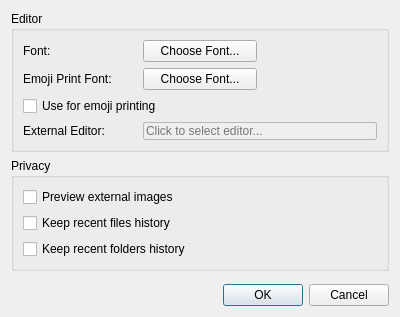
Above: src/preferencesdialog.ui from BrainB0ne/plainmd before the change. Below: the same form after it.
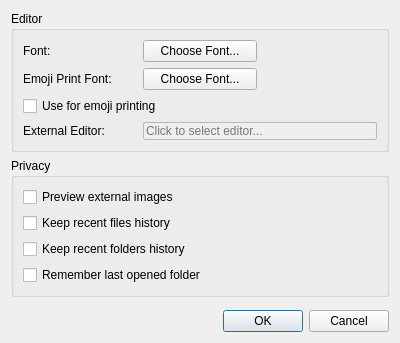
That is the form after the change.

Commit message: Add privacy setting to remember/forget last opened folder

```diff
--- a/src/preferencesdialog.ui
+++ b/src/preferencesdialog.ui
@@ -122,6 +122,13 @@
         </property>
        </widget>
       </item>
+       <item>
+        <widget class="QCheckBox" name="rememberLastFolderCheck">
+         <property name="text">
+          <string>Remember last opened folder</string>
+         </property>
+        </widget>
+       </item>
      </layout>
     </widget>
    </item>
```
Lines whose indentation alone changed are shown as unchanged. The commit also changes 5 other files.
